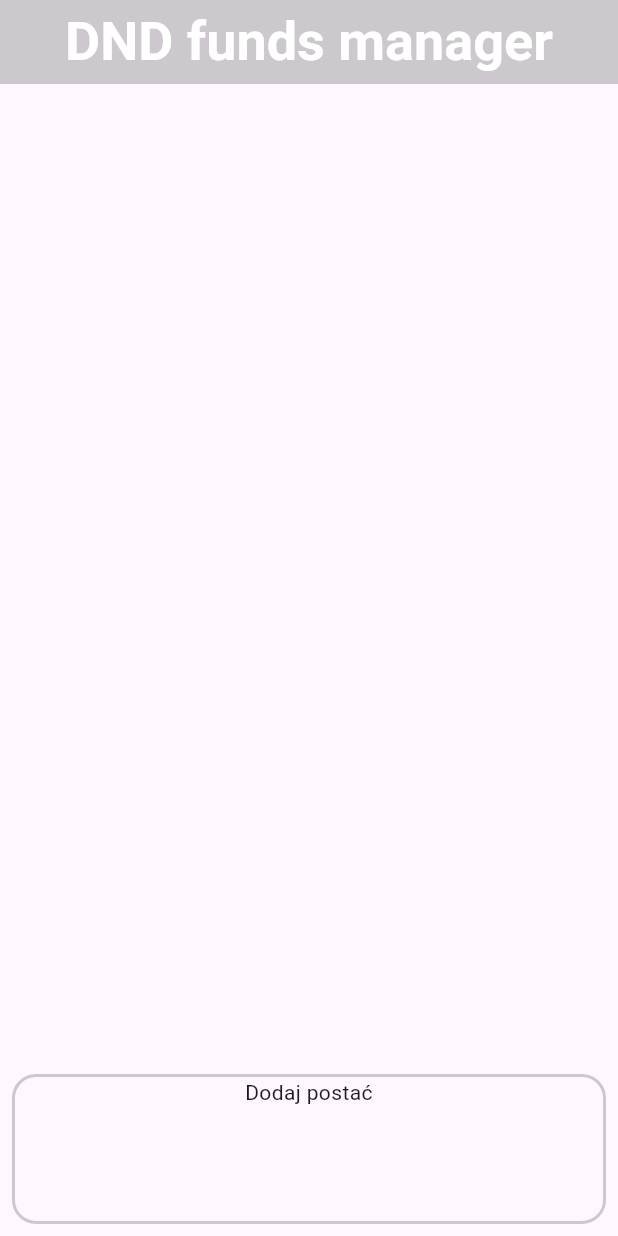
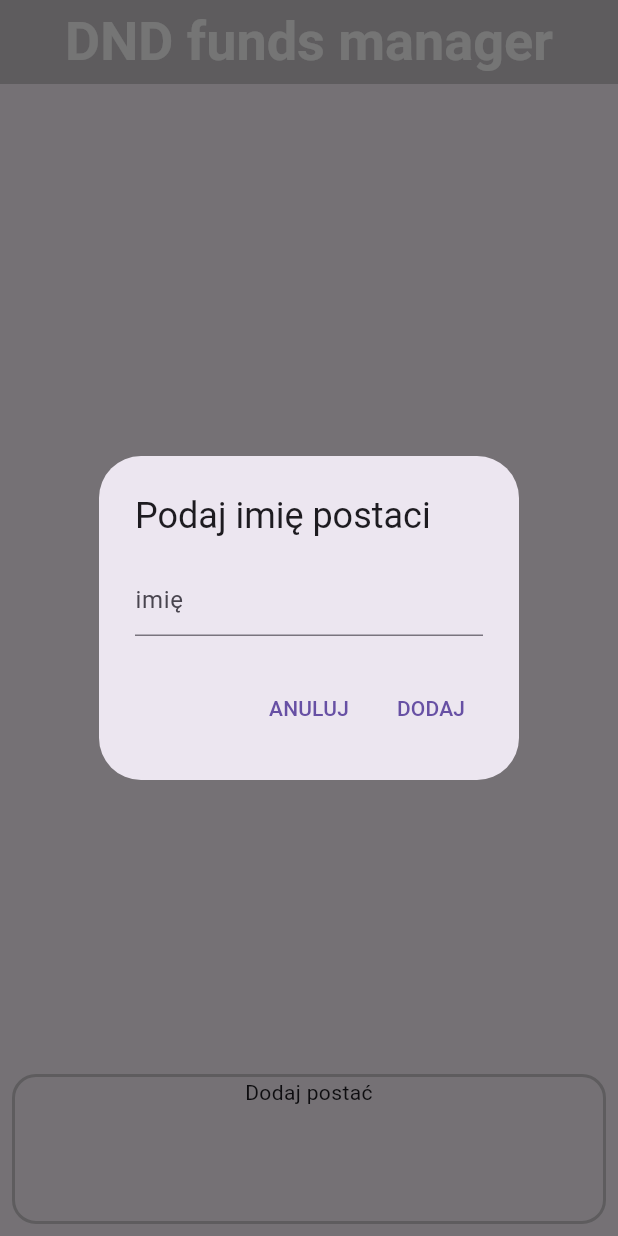
Before and after one commit to jakvbm1/dnd_funds_manager, a Flutter app: the screen it shows after launch, after a tap on "Dodaj postać", on a phone screen of 412 x 824 dp. Run offline on Flutter 3.47's test engine with Material 3 defaults, Android fonts, the phone set to English and light mode, and no system bars.

Commit message:
adding characters works (doesnt affect displayed funds yet)

```diff
--- a/lib/main.dart
+++ b/lib/main.dart
@@ -1,6 +1,5 @@
 import 'package:dnd_funds_manager/pages/character_select.dart';
 import 'package:flutter/material.dart';
-import 'package:dnd_funds_manager/pages/home.dart';
 
 
 void main() {
--- a/lib/pages/character_select.dart
+++ b/lib/pages/character_select.dart
@@ -103,31 +103,13 @@ class _CharacterPageState extends State<CharacterPage> {
     );
   }
 
-  Container test_button(BuildContext context) {
-    return Container
-    (
-      alignment: Alignment.center,
-      height: 200,
-      width: 200,
-      decoration: BoxDecoration(color: const Color.fromARGB(255, 224, 202, 135)),
-      child: TextButton(
-        child: Text("przejdź dalej"),
-         onPressed: ()
-         {
-          characters.add(Character(name: 'Ila'));
-          write_chars();
-          //Navigator.push(context, MaterialPageRoute(builder: (context) => HomePage()));
-      },),
-    );
-  }
-
   GestureDetector character_adding()
   {
     return GestureDetector
     (
       onTap: ()
       {
-
+        _displayInputDialog(context);
       },
       child: Padding(
         padding: const EdgeInsets.all(8.0),
@@ -163,4 +145,42 @@ class _CharacterPageState extends State<CharacterPage> {
 
     );
   }
+
+  Future<void> _displayInputDialog(BuildContext context) async
+  {
+    TextEditingController _textFieldControler = TextEditingController();
+
+    return showDialog(
+      context: context,
+       builder: (context)
+       {
+        return AlertDialog(
+          title: Text('Podaj imię postaci'),
+          content: TextField
+          (
+            controller: _textFieldControler,
+            decoration: InputDecoration(hintText: "imię"),
+          ),
+          actions: <Widget> [
+            TextButton(
+              onPressed: (){Navigator.pop(context);},
+             child: Text('ANULUJ')),
+
+             TextButton(
+              onPressed:() {
+                setState(() {
+                 characters.add(Character(name: _textFieldControler.text));
+                 write_chars();
+                });
+                Navigator.pop(context);
+
+              },
+              child: Text('DODAJ')
+              )
+          ]
+        );
+       }
+    );
+
+  }
 }
--- a/lib/pages/home.dart
+++ b/lib/pages/home.dart
@@ -1,14 +1,13 @@
 import 'dart:io';
 import 'package:dnd_funds_manager/materials/character.dart';
 import 'package:flutter/material.dart';
-import 'package:flutter/widgets.dart';
 import 'package:dnd_funds_manager/materials/currency.dart';
 import 'package:path_provider/path_provider.dart';
 
 class HomePage extends StatefulWidget
 {
   HomePage({super.key, required this.selected_char});
-  Character selected_char;
+  final Character selected_char;
   @override
   _HomePageState createState() => _HomePageState(selected_char: selected_char);
 
```
